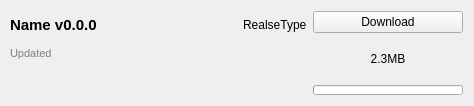
The window that src/ui/curseforge/curseforgefileitemwidget.ui (kaniol-lck/modmanager) describes before a commit, drawn with Qt 5.
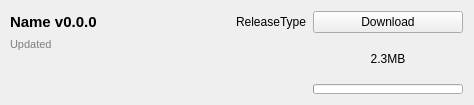
The same window after the commit. Icons and pictures are not drawn.

Commit message: add toggles for release type and game version of mod file

The edit to the form file:
```diff
--- a/src/ui/curseforge/curseforgefileitemwidget.ui
+++ b/src/ui/curseforge/curseforgefileitemwidget.ui
@@ -7,7 +7,7 @@
     <x>0</x>
     <y>0</y>
     <width>474</width>
-    <height>106</height>
+    <height>105</height>
    </rect>
   </property>
   <property name="contextMenuPolicy">
@@ -50,14 +50,32 @@
        <item>
         <widget class="QLabel" name="releaseType">
          <property name="text">
-          <string notr="true">RealseType</string>
+          <string notr="true">ReleaseType</string>
          </property>
         </widget>
        </item>
       </layout>
      </item>
      <item>
+      <layout class="QHBoxLayout" name="horizontalLayout_5">
+       <item>
+        <widget class="QWidget" name="fileDateTime" native="true">
       <layout class="QHBoxLayout" name="horizontalLayout_2">
+          <property name="spacing">
+           <number>0</number>
+          </property>
+          <property name="leftMargin">
+           <number>0</number>
+          </property>
+          <property name="topMargin">
+           <number>0</number>
+          </property>
+          <property name="rightMargin">
+           <number>0</number>
+          </property>
+          <property name="bottomMargin">
+           <number>0</number>
+          </property>
        <item>
         <widget class="QLabel" name="label">
          <property name="font">
@@ -88,6 +106,9 @@
          </property>
         </widget>
        </item>
+         </layout>
+        </widget>
+       </item>
        <item>
         <spacer name="horizontalSpacer_2">
          <property name="orientation">
@@ -116,6 +137,9 @@
         </widget>
        </item>
        <item>
+        <widget class="QWidget" name="loaderTypes" native="true">
+         <layout class="QHBoxLayout" name="loadersLayout">
+          <item>
         <spacer name="horizontalSpacer">
          <property name="orientation">
           <enum>Qt::Horizontal</enum>
@@ -128,8 +152,8 @@
          </property>
         </spacer>
        </item>
-       <item>
-        <layout class="QHBoxLayout" name="loadersLayout"/>
+         </layout>
+        </widget>
        </item>
       </layout>
      </item>
```
Left out of the diff: 17 changed lines with no effect on the pictures. Lines whose indentation alone changed are shown as unchanged. The commit also changes 16 other files.
